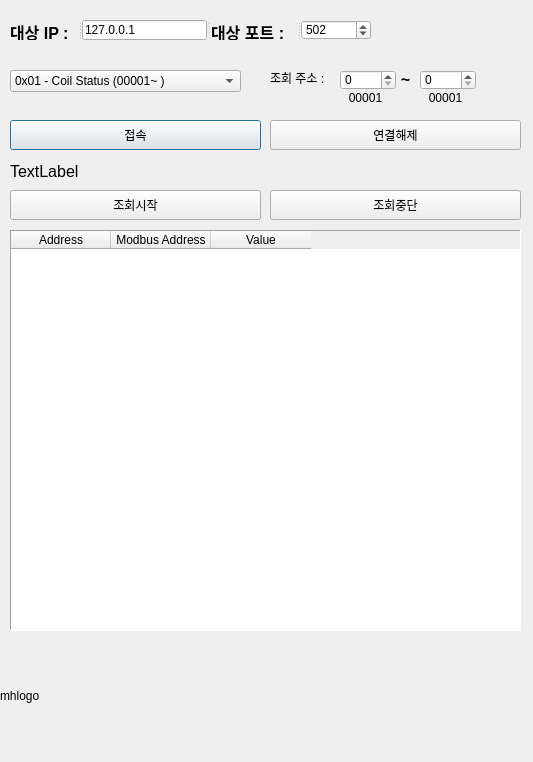
Old version of the form modules/modbus_comm/modbus_hunter/modbus_hunter.ui in the repository wkim300/BASS-BEMS.
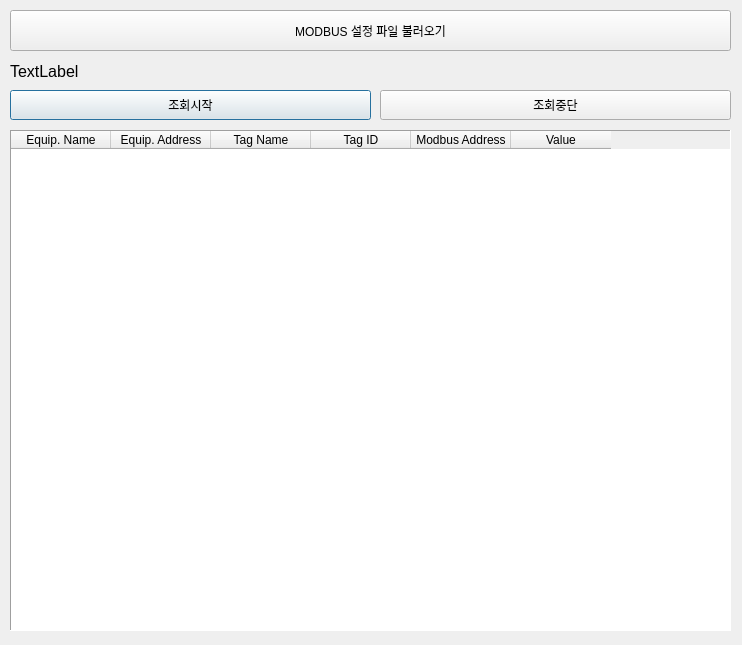
New version of the form.

Patch:
```diff
--- a/modules/modbus_comm/modbus_hunter/modbus_hunter.ui
+++ b/modules/modbus_comm/modbus_hunter/modbus_hunter.ui
@@ -6,8 +6,8 @@
    <rect>
     <x>0</x>
     <y>0</y>
-    <width>533</width>
-    <height>762</height>
+    <width>742</width>
+    <height>645</height>
    </rect>
   </property>
   <property name="windowTitle">
@@ -17,9 +17,9 @@
    <property name="geometry">
     <rect>
      <x>10</x>
-     <y>230</y>
-     <width>511</width>
-     <height>401</height>
+     <y>130</y>
+     <width>721</width>
+     <height>501</height>
     </rect>
    </property>
    <property name="frameShape">
@@ -39,7 +39,22 @@
    </property>
    <column>
     <property name="text">
-     <string>Address</string>
+     <string>Equip. Name</string>
+    </property>
+   </column>
+   <column>
+    <property name="text">
+     <string>Equip. Address</string>
+    </property>
+   </column>
+   <column>
+    <property name="text">
+     <string>Tag Name</string>
+    </property>
+   </column>
+   <column>
+    <property name="text">
+     <string>Tag ID</string>
     </property>
    </column>
    <column>
@@ -53,194 +68,12 @@
     </property>
    </column>
   </widget>
-  <widget class="QPushButton" name="connectbtn">
-   <property name="geometry">
-    <rect>
-     <x>10</x>
-     <y>120</y>
-     <width>251</width>
-     <height>30</height>
-    </rect>
-   </property>
-   <property name="text">
-    <string>접속</string>
-   </property>
-  </widget>
-  <widget class="QPushButton" name="disconnectbtn">
-   <property name="geometry">
-    <rect>
-     <x>270</x>
-     <y>120</y>
-     <width>251</width>
-     <height>30</height>
-    </rect>
-   </property>
-   <property name="text">
-    <string>연결해제</string>
-   </property>
-  </widget>
-  <widget class="QComboBox" name="input_fncode">
-   <property name="geometry">
-    <rect>
-     <x>10</x>
-     <y>70</y>
-     <width>231</width>
-     <height>22</height>
-    </rect>
-   </property>
-   <item>
-    <property name="text">
-     <string>0x01 - Coil Status (00001~ )</string>
-    </property>
-   </item>
-   <item>
-    <property name="text">
-     <string>0x02 - Discrete Inputs (10001~ )</string>
-    </property>
-   </item>
-   <item>
-    <property name="text">
-     <string>0x03 - Holding Registers (40001~ )</string>
-    </property>
-   </item>
-   <item>
-    <property name="text">
-     <string>0x04 - Input Registers (30001~ )</string>
-    </property>
-   </item>
-  </widget>
-  <widget class="QSpinBox" name="input_startaddr">
-   <property name="geometry">
-    <rect>
-     <x>340</x>
-     <y>70</y>
-     <width>56</width>
-     <height>20</height>
-    </rect>
-   </property>
-   <property name="maximum">
-    <number>9999</number>
-   </property>
-   <property name="value">
-    <number>0</number>
-   </property>
-  </widget>
-  <widget class="QSpinBox" name="input_endaddr">
-   <property name="geometry">
-    <rect>
-     <x>420</x>
-     <y>70</y>
-     <width>56</width>
-     <height>20</height>
-    </rect>
-   </property>
-   <property name="maximum">
-    <number>9999</number>
-   </property>
-   <property name="value">
-    <number>0</number>
-   </property>
-  </widget>
-  <widget class="QLabel" name="label_3">
-   <property name="geometry">
-    <rect>
-     <x>270</x>
-     <y>70</y>
-     <width>71</width>
-     <height>16</height>
-    </rect>
-   </property>
-   <property name="text">
-    <string>조회 주소 :</string>
-   </property>
-  </widget>
-  <widget class="QLabel" name="label_4">
-   <property name="geometry">
-    <rect>
-     <x>390</x>
-     <y>70</y>
-     <width>31</width>
-     <height>16</height>
-    </rect>
-   </property>
-   <property name="text">
-    <string>&lt;html&gt;&lt;head/&gt;&lt;body&gt;&lt;p align=&quot;center&quot;&gt;&lt;span style=&quot; font-size:12pt; font-weight:600;&quot;&gt;~&lt;/span&gt;&lt;/p&gt;&lt;/body&gt;&lt;/html&gt;</string>
-   </property>
-  </widget>
-  <widget class="QLabel" name="addr_start_label">
-   <property name="geometry">
-    <rect>
-     <x>330</x>
-     <y>90</y>
-     <width>71</width>
-     <height>16</height>
-    </rect>
-   </property>
-   <property name="text">
-    <string>00001</string>
-   </property>
-   <property name="alignment">
-    <set>Qt::AlignCenter</set>
-   </property>
-  </widget>
-  <widget class="QLabel" name="addr_end_label">
-   <property name="geometry">
-    <rect>
-     <x>410</x>
-     <y>90</y>
-     <width>71</width>
-     <height>16</height>
-    </rect>
-   </property>
-   <property name="text">
-    <string>00001</string>
-   </property>
-   <property name="alignment">
-    <set>Qt::AlignCenter</set>
-   </property>
-  </widget>
-  <widget class="QSplitter" name="splitter">
-   <property name="geometry">
-    <rect>
-     <x>10</x>
-     <y>20</y>
-     <width>361</width>
-     <height>20</height>
-    </rect>
-   </property>
-   <property name="orientation">
-    <enum>Qt::Horizontal</enum>
-   </property>
-   <widget class="QLabel" name="label">
-    <property name="text">
-     <string>&lt;html&gt;&lt;head/&gt;&lt;body&gt;&lt;p&gt;&lt;span style=&quot; font-size:12pt; font-weight:600;&quot;&gt;대상 IP :&lt;/span&gt;&lt;/p&gt;&lt;/body&gt;&lt;/html&gt;</string>
-    </property>
-   </widget>
-   <widget class="QLineEdit" name="input_ip">
-    <property name="text">
-     <string>127.0.0.1</string>
-    </property>
-   </widget>
-   <widget class="QLabel" name="label_2">
-    <property name="text">
-     <string>&lt;html&gt;&lt;head/&gt;&lt;body&gt;&lt;p&gt;&lt;span style=&quot; font-size:12pt; font-weight:600;&quot;&gt;대상 포트 :&lt;/span&gt;&lt;/p&gt;&lt;/body&gt;&lt;/html&gt;</string>
-    </property>
-   </widget>
-   <widget class="QSpinBox" name="input_port">
-    <property name="maximum">
-     <number>65000</number>
-    </property>
-    <property name="value">
-     <number>502</number>
-    </property>
-   </widget>
-  </widget>
   <widget class="QPushButton" name="pollbtn">
    <property name="geometry">
     <rect>
      <x>10</x>
-     <y>190</y>
-     <width>251</width>
+     <y>90</y>
+     <width>361</width>
      <height>30</height>
     </rect>
    </property>
@@ -252,8 +85,8 @@
    <property name="geometry">
     <rect>
      <x>10</x>
-     <y>161</y>
-     <width>511</width>
+     <y>61</y>
+     <width>721</width>
      <height>21</height>
     </rect>
    </property>
@@ -269,9 +102,9 @@
   <widget class="QPushButton" name="pollstopbtn">
    <property name="geometry">
     <rect>
-     <x>270</x>
-     <y>190</y>
-     <width>251</width>
+     <x>380</x>
+     <y>90</y>
+     <width>351</width>
      <height>30</height>
     </rect>
    </property>
@@ -279,17 +112,17 @@
     <string>조회중단</string>
    </property>
   </widget>
-  <widget class="QLabel" name="logolabel">
+  <widget class="QPushButton" name="open_json">
    <property name="geometry">
     <rect>
-     <x>0</x>
-     <y>640</y>
-     <width>541</width>
-     <height>111</height>
+     <x>10</x>
+     <y>10</y>
+     <width>721</width>
+     <height>41</height>
     </rect>
    </property>
    <property name="text">
-    <string>mhlogo</string>
+    <string>MODBUS 설정 파일 불러오기</string>
    </property>
   </widget>
  </widget>
```
